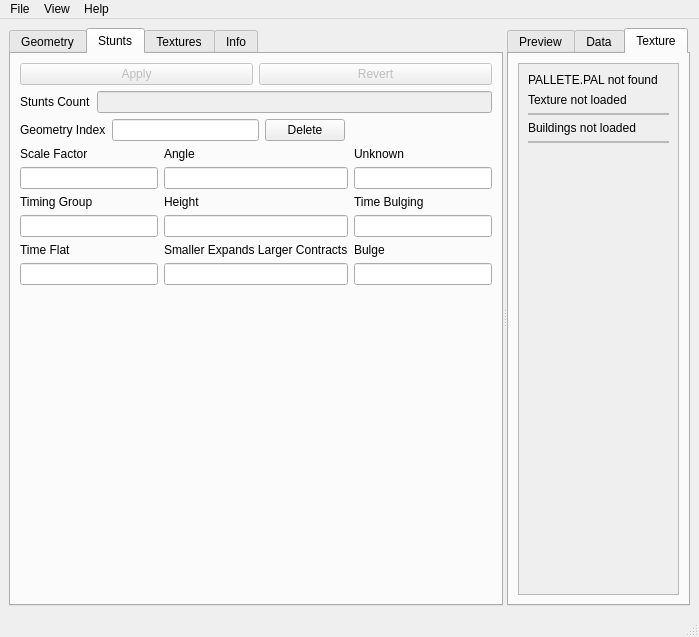
Above: TrackEditor/MainWindow.ui from Zizin13/Roller before the change. Below: the same form after it.
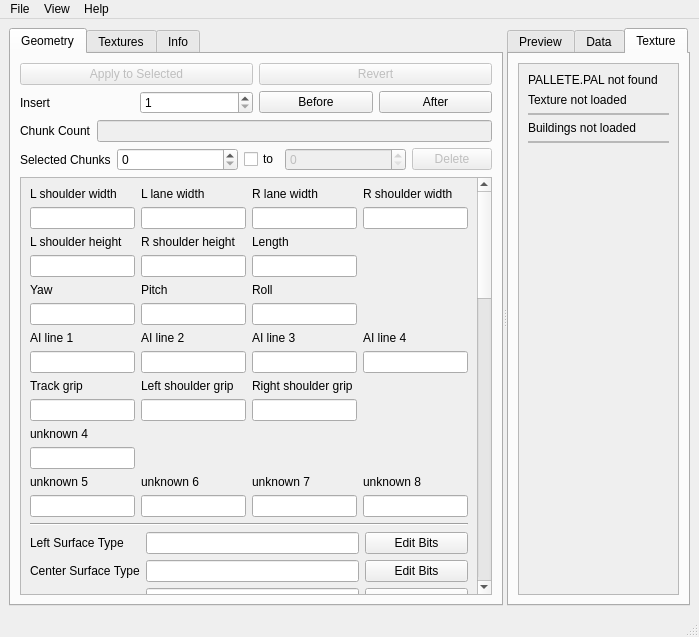
That is the form after the change. The open tabs and pages were chosen to show the change. Icons and pictures are not drawn.

Commit message: moving stunts into chunk edit

Patch:
```diff
--- a/TrackEditor/MainWindow.ui
+++ b/TrackEditor/MainWindow.ui
@@ -194,9 +194,9 @@
             <property name="geometry">
              <rect>
               <x>0</x>
-              <y>-877</y>
+              <y>-1053</y>
               <width>449</width>
-              <height>1287</height>
+              <height>1463</height>
              </rect>
             </property>
             <layout class="QVBoxLayout" name="verticalLayout_8">
@@ -1185,99 +1185,19 @@
                </item>
               </layout>
              </item>
-            </layout>
-           </widget>
-          </widget>
-         </item>
-        </layout>
-       </widget>
-       <widget class="QWidget" name="tabStunts">
-        <attribute name="title">
-         <string>Stunts</string>
-        </attribute>
-        <layout class="QVBoxLayout" name="verticalLayout_10">
          <item>
-          <layout class="QHBoxLayout" name="horizontalLayout_9">
-           <item>
-            <widget class="QPushButton" name="pbApplyStunt">
-             <property name="enabled">
-              <bool>false</bool>
-             </property>
-             <property name="text">
-              <string>Apply</string>
-             </property>
-            </widget>
-           </item>
-           <item>
-            <widget class="QPushButton" name="pbRevertStunt">
-             <property name="enabled">
-              <bool>false</bool>
-             </property>
-             <property name="text">
-              <string>Revert</string>
-             </property>
-            </widget>
-           </item>
-          </layout>
-         </item>
-         <item>
-          <layout class="QHBoxLayout" name="horizontalLayout">
-           <item>
-            <widget class="QLabel" name="lblStuntsCount">
-             <property name="text">
-              <string>Stunts Count</string>
-             </property>
-            </widget>
-           </item>
-           <item>
-            <widget class="QLineEdit" name="leStuntsCount">
-             <property name="enabled">
-              <bool>false</bool>
-             </property>
-             <property name="readOnly">
-              <bool>true</bool>
-             </property>
-            </widget>
-           </item>
-          </layout>
-         </item>
-         <item>
-          <layout class="QHBoxLayout" name="horizontalLayout_10">
-           <item>
-            <widget class="QLabel" name="lblStuntIndex">
-             <property name="text">
-              <string>Geometry Index</string>
-             </property>
-            </widget>
-           </item>
-           <item>
-            <widget class="QLineEdit" name="leStuntIndex">
-             <property name="text">
-              <string/>
-             </property>
-            </widget>
-           </item>
-           <item>
-            <widget class="QPushButton" name="pbDeleteStunt">
-             <property name="text">
-              <string>Delete</string>
-             </property>
-            </widget>
-           </item>
-           <item>
-            <spacer name="horizontalSpacer">
+              <widget class="Line" name="line_5">
              <property name="orientation">
               <enum>Qt::Horizontal</enum>
              </property>
-             <property name="sizeHint" stdset="0">
-              <size>
-               <width>40</width>
-               <height>20</height>
-              </size>
-             </property>
-            </spacer>
-           </item>
-          </layout>
+              </widget>
+             </item>
+             <item>
+              <widget class="QCheckBox" name="ckHasStunt">
+               <property name="text">
+                <string>Chunk has stunt</string>
+               </property>
+              </widget>
          </item>
          <item>
           <layout class="QGridLayout" name="gridLayout_6">
@@ -1389,23 +1309,58 @@
              </property>
             </widget>
            </item>
-           <item row="5" column="2">
-            <widget class="QLineEdit" name="leStuntBulge"/>
-           </item>
-          </layout>
-         </item>
-         <item>
-          <spacer name="verticalSpacer_2">
+               <item row="5" column="0">
+                <widget class="QLineEdit" name="leStuntTimeFlat"/>
+               </item>
+               <item row="2" column="1">
+                <widget class="QLabel" name="lblStuntHeight">
+                 <property name="text">
+                  <string>Height</string>
+                 </property>
+                </widget>
+               </item>
+               <item row="0" column="2">
+                <widget class="QLabel" name="lblStuntUnk">
+                 <property name="text">
+                  <string>Unknown</string>
+                 </property>
+                </widget>
+               </item>
+               <item row="1" column="1">
+                <widget class="QLineEdit" name="leStuntAngle">
+                 <property name="toolTip">
+                  <string>Lower is flatter, higher becomes trapezoid with longer top</string>
+                 </property>
+                </widget>
+               </item>
+               <item row="1" column="2">
+                <widget class="QLineEdit" name="leStuntUnk"/>
+               </item>
+               <item row="2" column="2">
+                <widget class="QLabel" name="lblStuntTimeBulging">
+                 <property name="text">
+                  <string>Time Bulging</string>
+                 </property>
+                </widget>
+               </item>
+               <item row="6" column="1">
+                <spacer name="verticalSpacer">
            <property name="orientation">
             <enum>Qt::Vertical</enum>
            </property>
            <property name="sizeHint" stdset="0">
             <size>
              <width>20</width>
-             <height>303</height>
+                   <height>40</height>
             </size>
            </property>
           </spacer>
+               </item>
+              </layout>
+             </item>
+            </layout>
+           </widget>
+          </widget>
          </item>
         </layout>
        </widget>
```
Left out of the diff: 113 changed lines with no effect on the pictures. Lines whose indentation alone changed are shown as unchanged. The commit also changes 5 other files.
